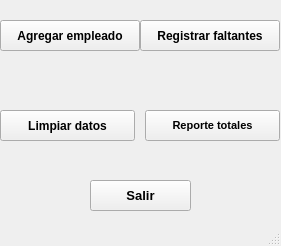
Above: MiniNomina/FrmDesign/PanelPrincipal.ui from CodeDrTech/DevelopPython before the change. Below: the same form after it.
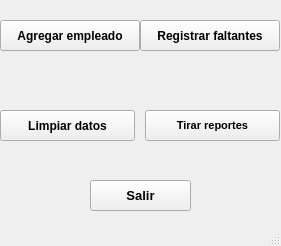
That is the form after the change. Icons and pictures are not drawn.

Diff of the .ui file:
```diff
--- a/MiniNomina/FrmDesign/PanelPrincipal.ui
+++ b/MiniNomina/FrmDesign/PanelPrincipal.ui
@@ -112,7 +112,7 @@
      </font>
     </property>
     <property name="text">
-     <string>Reporte totales</string>
+     <string>Tirar reportes</string>
     </property>
     <property name="icon">
      <iconset>
```
